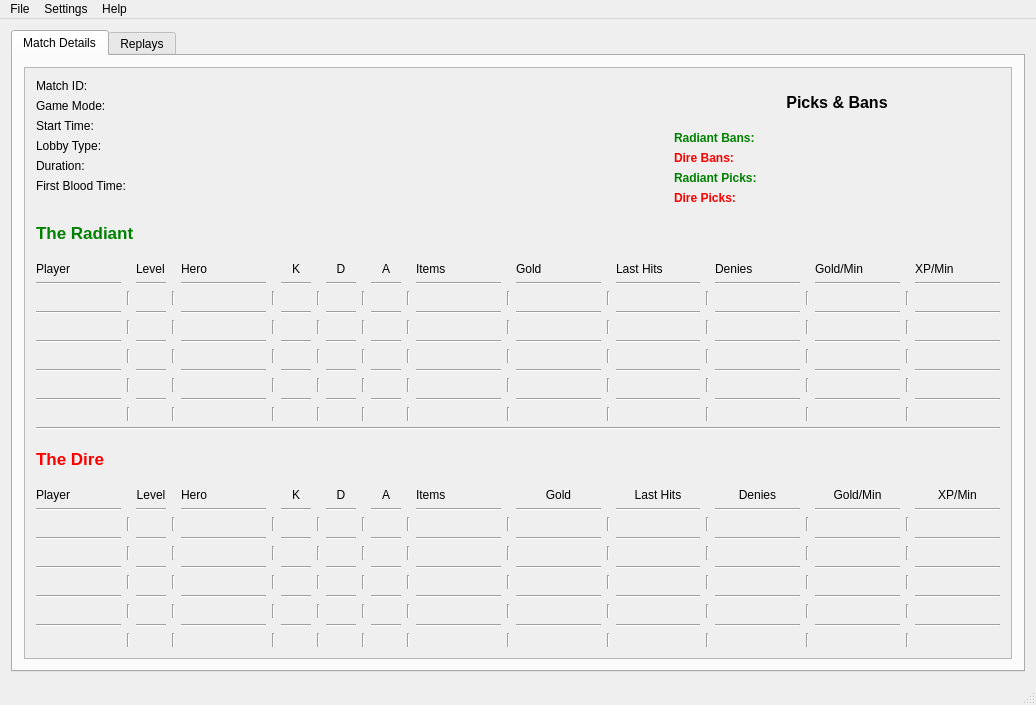
Old version of the form mainwindow.ui in the repository computerfr33k/Dota2_Replay_Manager.
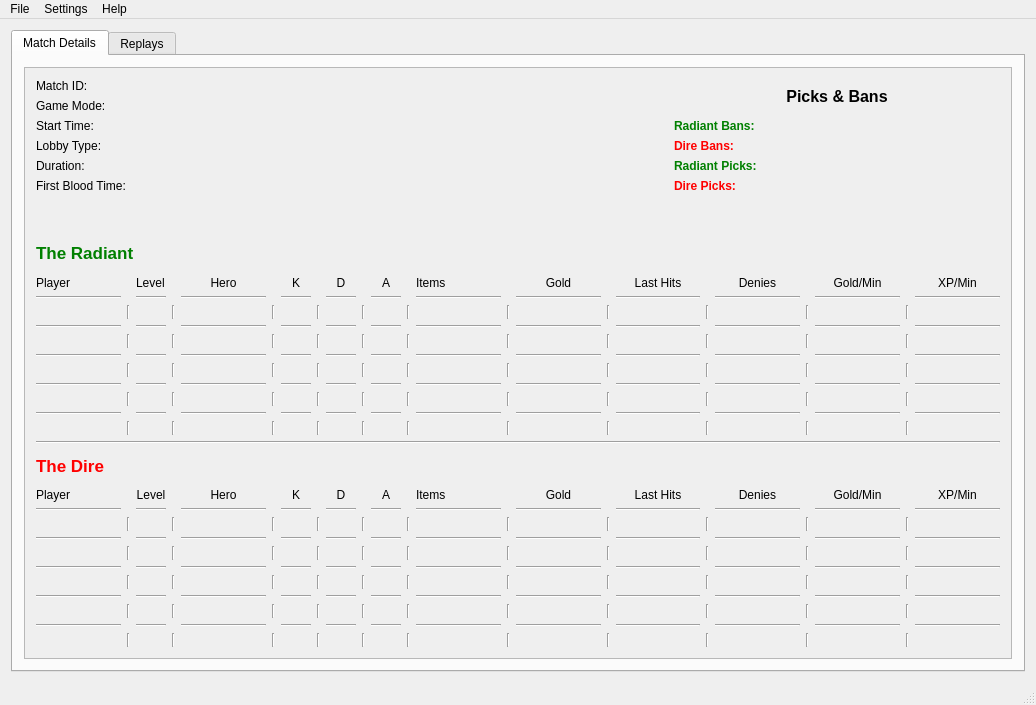
New version of the form. The open tabs and pages were chosen to show the change.

Commit message: added label for displaying the victor of the match, also reloads the file list when you select a new replay folder

What changed in the file:
```diff
--- a/mainwindow.ui
+++ b/mainwindow.ui
@@ -11,14 +11,14 @@
    </rect>
   </property>
   <property name="windowTitle">
-   <string>MainWindow</string>
+   <string>Dota 2 Replay Manager</string>
   </property>
   <widget class="QWidget" name="centralWidget">
    <layout class="QGridLayout" name="gridLayout">
     <item row="0" column="0">
      <widget class="QTabWidget" name="tabWidget">
       <property name="currentIndex">
-       <number>1</number>
+       <number>0</number>
       </property>
       <widget class="QWidget" name="tab">
        <attribute name="title">
@@ -35,12 +35,12 @@
             <rect>
              <x>0</x>
              <y>0</y>
-             <width>992</width>
-             <height>600</height>
+             <width>978</width>
+             <height>631</height>
             </rect>
            </property>
            <layout class="QGridLayout" name="gridLayout_4">
-            <item row="2" column="0">
+            <item row="3" column="0">
              <widget class="QLabel" name="label_34">
               <property name="maximumSize">
                <size>
@@ -63,7 +63,7 @@
               </property>
              </widget>
             </item>
-            <item row="5" column="0">
+            <item row="6" column="0">
              <widget class="QLabel" name="direTeamLabel">
               <property name="maximumSize">
                <size>
@@ -83,7 +83,7 @@
               </property>
              </widget>
             </item>
-            <item row="6" column="0" colspan="3">
+            <item row="7" column="0" colspan="3">
              <layout class="QGridLayout" name="gridLayout_3">
               <item row="2" column="18">
                <widget class="QLabel" name="direDN_1">
@@ -427,6 +427,9 @@
                 <property name="text">
                  <string>Hero</string>
                 </property>
+                <property name="alignment">
+                 <set>Qt::AlignCenter</set>
+                </property>
                </widget>
               </item>
               <item row="0" column="10">
@@ -1958,13 +1961,16 @@
               </item>
              </layout>
             </item>
-            <item row="3" column="0" colspan="3">
+            <item row="4" column="0" colspan="3">
              <layout class="QGridLayout" name="gridLayout_2">
               <item row="0" column="4">
                <widget class="QLabel" name="label_3">
                 <property name="text">
                  <string>Hero</string>
                 </property>
+                <property name="alignment">
+                 <set>Qt::AlignCenter</set>
+                </property>
                </widget>
               </item>
               <item row="2" column="4">
@@ -2150,6 +2156,9 @@
                 <property name="text">
                  <string>Last Hits</string>
                 </property>
+                <property name="alignment">
+                 <set>Qt::AlignCenter</set>
+                </property>
                </widget>
               </item>
               <item row="8" column="1">
@@ -2303,6 +2312,9 @@
                 <property name="text">
                  <string>Gold</string>
                 </property>
+                <property name="alignment">
+                 <set>Qt::AlignCenter</set>
+                </property>
                </widget>
               </item>
               <item row="10" column="1">
@@ -2370,6 +2382,9 @@
                 <property name="text">
                  <string>XP/Min</string>
                 </property>
+                <property name="alignment">
+                 <set>Qt::AlignCenter</set>
+                </property>
                </widget>
               </item>
               <item row="4" column="1">
@@ -2384,6 +2399,9 @@
                 <property name="text">
                  <string>Gold/Min</string>
                 </property>
+                <property name="alignment">
+                 <set>Qt::AlignCenter</set>
+                </property>
                </widget>
               </item>
               <item row="0" column="18">
@@ -2391,6 +2409,9 @@
                 <property name="text">
                  <string>Denies</string>
                 </property>
+                <property name="alignment">
+                 <set>Qt::AlignCenter</set>
+                </property>
                </widget>
               </item>
               <item row="4" column="16">
@@ -4150,13 +4171,30 @@
               </item>
              </layout>
             </item>
-            <item row="4" column="0" colspan="3">
+            <item row="5" column="0" colspan="3">
              <widget class="Line" name="line_9">
               <property name="orientation">
                <enum>Qt::Horizontal</enum>
               </property>
              </widget>
             </item>
+            <item row="2" column="1">
+             <widget class="QLabel" name="winner">
+              <property name="font">
+               <font>
+                <pointsize>14</pointsize>
+                <weight>75</weight>
+                <bold>true</bold>
+               </font>
+              </property>
+              <property name="text">
+               <string/>
+              </property>
+              <property name="alignment">
+               <set>Qt::AlignLeading|Qt::AlignLeft|Qt::AlignVCenter</set>
+              </property>
+             </widget>
+            </item>
            </layout>
           </widget>
          </widget>
@@ -4221,7 +4259,7 @@
      <x>0</x>
      <y>0</y>
      <width>1036</width>
-     <height>21</height>
+     <height>25</height>
     </rect>
    </property>
    <widget class="QMenu" name="menuFile">
```
The commit also changes 2 other files.
